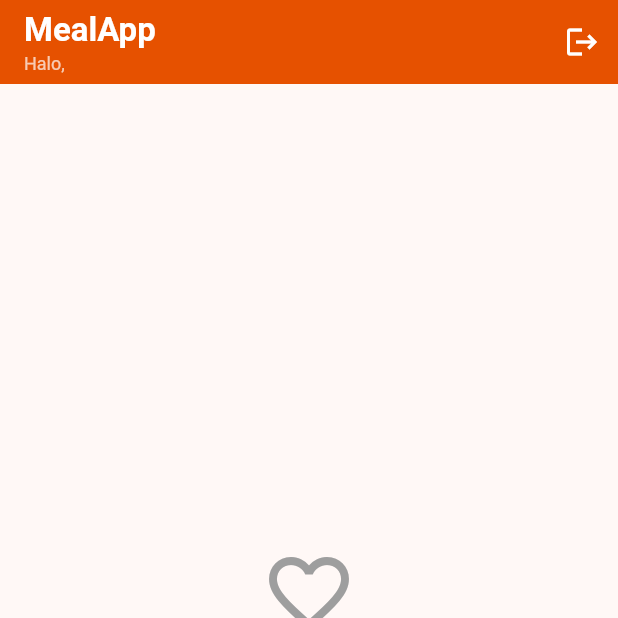
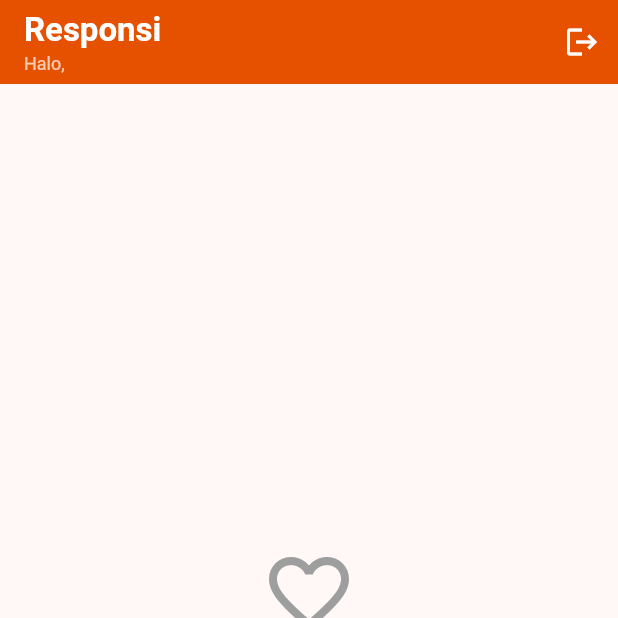
Before and after one commit to ChenStormtout/Responsi_123230063_Dewa_Mobile, a Flutter app: the HomePage screen opened directly with empty values, item 2 of the bottom bar chosen, on a phone screen of 412 x 824 dp, the top half of it. Run offline on Flutter 3.47's test engine with Material 3 defaults, Android fonts, the light colour scheme and no system bars; our stand-ins replace hive, hive_flutter, shared_preferences; accounts and stored records are empty; network calls fail.

Commit message:
First commit

```diff
--- a/lib/main.dart
+++ b/lib/main.dart
@@ -30,7 +30,7 @@ class MyApp extends StatelessWidget {
   @override
   Widget build(BuildContext context) {
     return MaterialApp(
-      title: 'MealApp',
+      title: 'Responsi',
       debugShowCheckedModeBanner: false,
       theme: ThemeData(
         colorScheme: ColorScheme.fromSeed(seedColor: const Color(0xFFE65100)),
--- a/lib/pages/home_page.dart
+++ b/lib/pages/home_page.dart
@@ -38,7 +38,7 @@ class _HomePageState extends State<HomePage> {
         title: Column(
           crossAxisAlignment: CrossAxisAlignment.start,
           children: [
-            const Text('MealApp', style: TextStyle(fontWeight: FontWeight.bold)),
+            const Text('Responsi', style: TextStyle(fontWeight: FontWeight.bold)),
             Text(
               'Halo, ${widget.username}',
               style: const TextStyle(fontSize: 12, color: Colors.white70),
```
